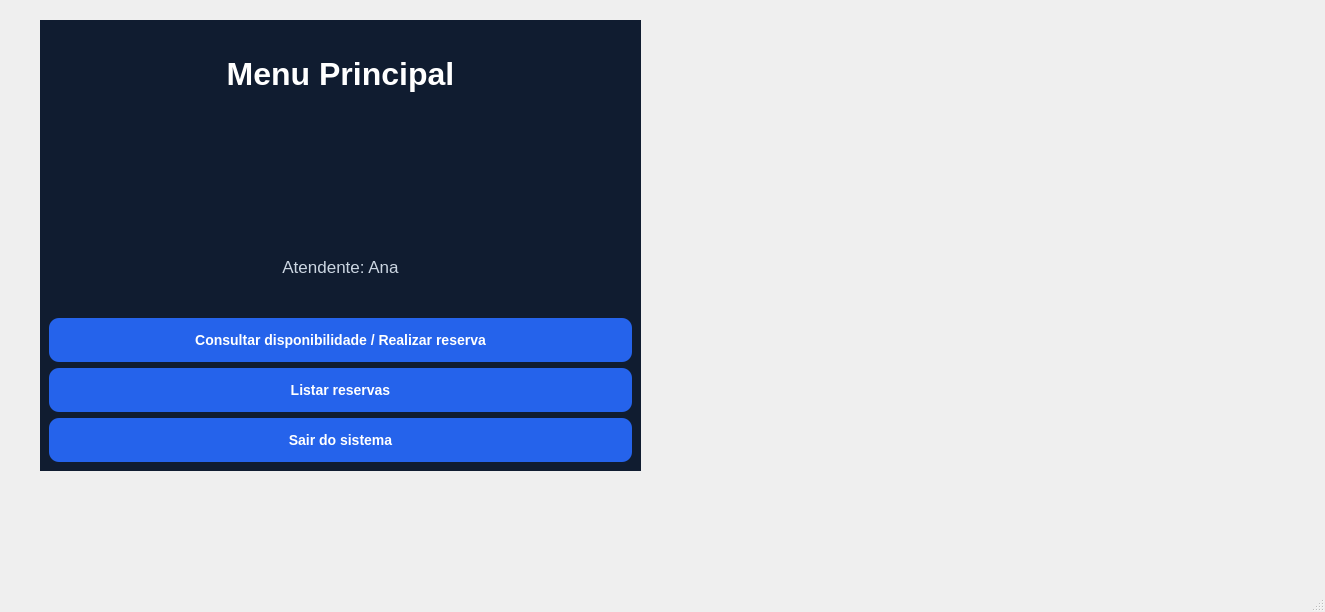
JairCosta00/Sistema-de-Reservas-Rede-de-Hot-is-Paradise, file mainwindow.ui: the form before one commit.
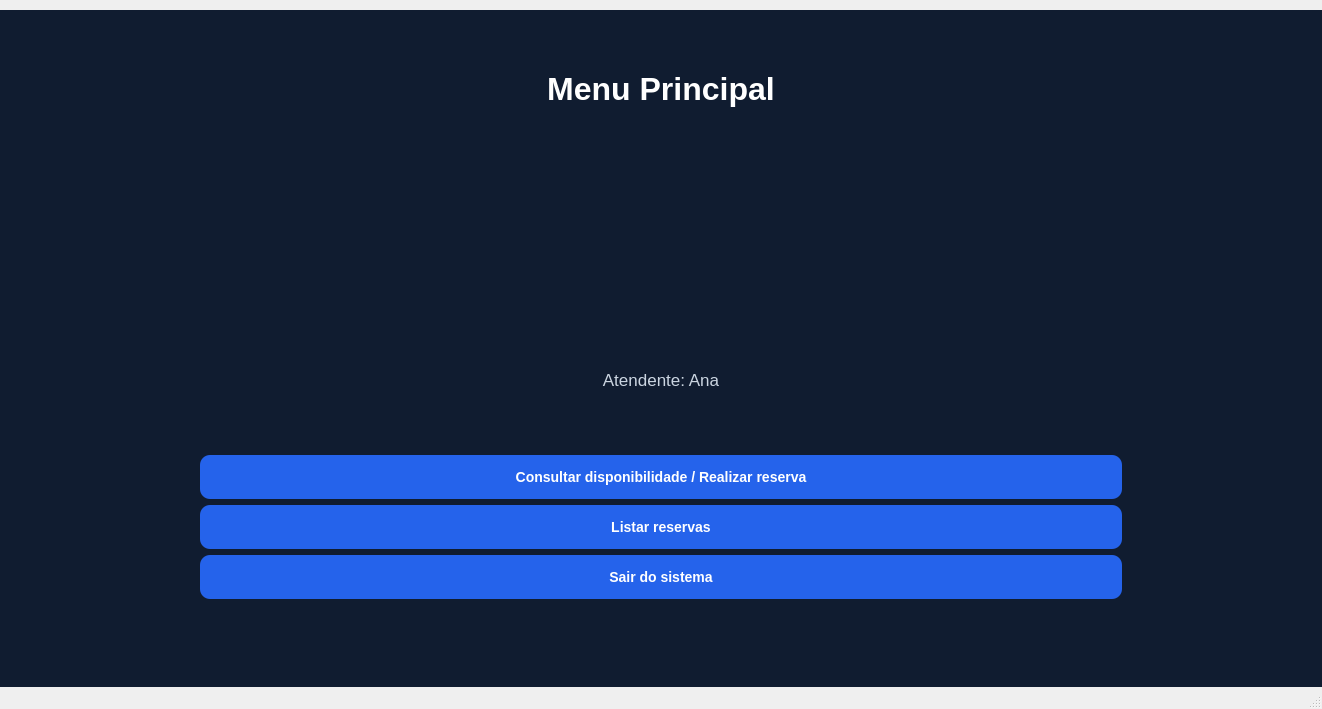
The form after the commit.

Patch:
```diff
--- a/mainwindow.ui
+++ b/mainwindow.ui
@@ -6,14 +6,29 @@
    <rect>
     <x>0</x>
     <y>0</y>
-    <width>1325</width>
-    <height>612</height>
+    <width>1322</width>
+    <height>709</height>
    </rect>
   </property>
+  <property name="sizePolicy">
+   <sizepolicy hsizetype="Fixed" vsizetype="Fixed">
+    <horstretch>0</horstretch>
+    <verstretch>0</verstretch>
+   </sizepolicy>
+  </property>
   <property name="windowTitle">
    <string>MainWindow</string>
   </property>
   <widget class="QWidget" name="centralwidget">
+   <property name="enabled">
+    <bool>true</bool>
+   </property>
+   <property name="sizePolicy">
+    <sizepolicy hsizetype="Fixed" vsizetype="Fixed">
+     <horstretch>0</horstretch>
+     <verstretch>0</verstretch>
+    </sizepolicy>
+   </property>
    <widget class="QWidget" name="verticalLayoutWidget">
     <property name="geometry">
      <rect>
@@ -23,11 +38,19 @@
       <height>451</height>
      </rect>
     </property>
-    <layout class="QVBoxLayout" name="verticalLayout">
-     <item>
+    <layout class="QVBoxLayout" name="verticalLayout"/>
+   </widget>
       <widget class="QFrame" name="frameFundoEscuro">
+    <property name="geometry">
+     <rect>
+      <x>0</x>
+      <y>10</y>
+      <width>1322</width>
+      <height>709</height>
+     </rect>
+    </property>
        <property name="sizePolicy">
-        <sizepolicy hsizetype="Expanding" vsizetype="Expanding">
+     <sizepolicy hsizetype="Fixed" vsizetype="Fixed">
          <horstretch>0</horstretch>
          <verstretch>0</verstretch>
         </sizepolicy>
@@ -118,6 +141,18 @@
         <enum>QFrame::Shadow::Raised</enum>
        </property>
        <layout class="QVBoxLayout" name="verticalLayout_2">
+     <property name="leftMargin">
+      <number>200</number>
+     </property>
+     <property name="topMargin">
+      <number>9</number>
+     </property>
+     <property name="rightMargin">
+      <number>200</number>
+     </property>
+     <property name="bottomMargin">
+      <number>120</number>
+     </property>
         <item>
          <widget class="QLabel" name="labelTitulo">
           <property name="font">
@@ -264,9 +299,6 @@
         </item>
        </layout>
       </widget>
-     </item>
-    </layout>
-   </widget>
   </widget>
   <widget class="QMenuBar" name="menubar">
    <property name="geometry">
```
Left out of the diff: 2 changed lines with no effect on the pictures. Lines whose indentation alone changed are shown as unchanged.
